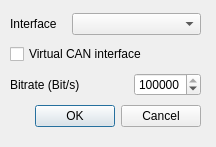
First picture: the form in src/ui/newInterfaceSettingsDialog.ui, repository schutzwerk/CANalyzat0r, before the edit.
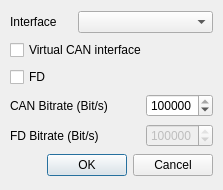
Second picture: the form after the edit.

Diff of the .ui file:
```diff
--- a/src/ui/newInterfaceSettingsDialog.ui
+++ b/src/ui/newInterfaceSettingsDialog.ui
@@ -6,8 +6,8 @@
    <rect>
     <x>0</x>
     <y>0</y>
-    <width>216</width>
-    <height>147</height>
+    <width>223</width>
+    <height>190</height>
    </rect>
   </property>
   <property name="windowTitle">
@@ -18,8 +18,8 @@
     <rect>
      <x>10</x>
      <y>10</y>
-     <width>191</width>
-     <height>123</height>
+     <width>203</width>
+     <height>169</height>
     </rect>
    </property>
    <layout class="QGridLayout" name="gridLayout">
@@ -33,10 +33,10 @@
       </property>
      </widget>
     </item>
-    <item row="2" column="2">
+    <item row="3" column="2">
      <widget class="QSpinBox" name="spinBoxDialogBitrate">
       <property name="minimum">
-       <number>1</number>
+       <number>1000</number>
       </property>
       <property name="maximum">
        <number>1000000</number>
@@ -56,14 +56,14 @@
       </property>
      </widget>
     </item>
-    <item row="2" column="0" colspan="2">
+    <item row="3" column="0" colspan="2">
      <widget class="QLabel" name="labelRateSniffer">
       <property name="text">
-       <string>Bitrate (Bit/s)</string>
+       <string>CAN Bitrate (Bit/s)</string>
       </property>
      </widget>
     </item>
-    <item row="3" column="0" colspan="3">
+    <item row="5" column="0" colspan="3">
      <widget class="QDialogButtonBox" name="buttonBox">
       <property name="orientation">
        <enum>Qt::Horizontal</enum>
@@ -73,6 +73,42 @@
       </property>
      </widget>
     </item>
+    <item row="2" column="0" colspan="3">
+     <widget class="QCheckBox" name="checkBoxDialogIsFD">
+      <property name="text">
+       <string>FD</string>
+      </property>
+     </widget>
+    </item>
+    <item row="4" column="2">
+     <widget class="QSpinBox" name="spinBoxDialogFDBitrate">
+      <property name="enabled">
+       <bool>false</bool>
+      </property>
+      <property name="readOnly">
+       <bool>false</bool>
+      </property>
+      <property name="minimum">
+       <number>1000</number>
+      </property>
+      <property name="maximum">
+       <number>9000000</number>
+      </property>
+      <property name="singleStep">
+       <number>1000000</number>
+      </property>
+      <property name="value">
+       <number>2000000</number>
+      </property>
+     </widget>
+    </item>
+    <item row="4" column="0" colspan="2">
+     <widget class="QLabel" name="labelRateSniffer_2">
+      <property name="text">
+       <string>FD Bitrate (Bit/s)</string>
+      </property>
+     </widget>
+    </item>
    </layout>
   </widget>
  </widget>
```
Left out of the diff: 2 changed lines with no effect on the pictures.
